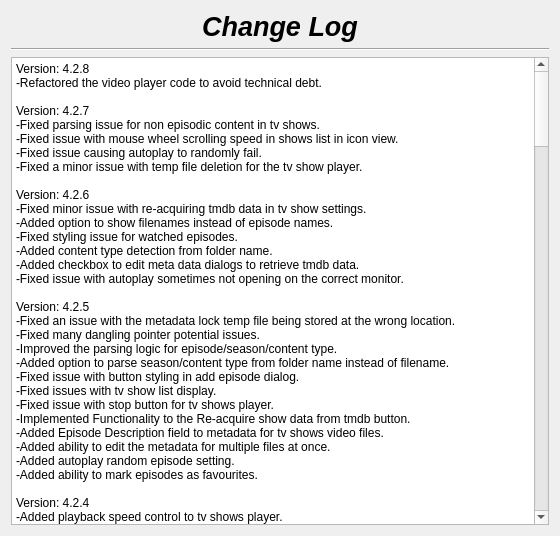
therealMaPMaKeR/MMDiary, file changelog.ui: the form before one commit.
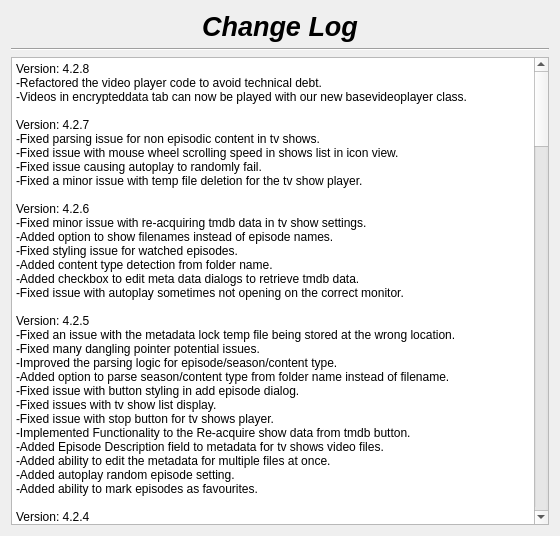
The form after the commit.

```diff
--- a/changelog.ui
+++ b/changelog.ui
@@ -55,7 +55,7 @@
 li.unchecked::marker { content: &quot;\2610&quot;; }
 li.checked::marker { content: &quot;\2612&quot;; }
 &lt;/style&gt;&lt;/head&gt;&lt;body style=&quot; font-family:'Segoe UI'; font-size:9pt; font-weight:400; font-style:normal;&quot;&gt;
-&lt;p style=&quot; margin-top:0px; margin-bottom:0px; margin-left:0px; margin-right:0px; -qt-block-indent:0; text-indent:0px;&quot;&gt;Version: 4.2.8&lt;br /&gt;-Refactored the video player code to avoid technical debt.&lt;br /&gt;&lt;br /&gt;Version: 4.2.7&lt;br /&gt;-Fixed parsing issue for non episodic content in tv shows.&lt;br /&gt;-Fixed issue with mouse wheel scrolling speed in shows list in icon view.&lt;br /&gt;-Fixed issue causing autoplay to randomly fail.&lt;/p&gt;
+&lt;p style=&quot; margin-top:0px; margin-bottom:0px; margin-left:0px; margin-right:0px; -qt-block-indent:0; text-indent:0px;&quot;&gt;Version: 4.2.8&lt;br /&gt;-Refactored the video player code to avoid technical debt.&lt;br /&gt;-Videos in encrypteddata tab can now be played with our new basevideoplayer class.&lt;br /&gt;&lt;br /&gt;Version: 4.2.7&lt;br /&gt;-Fixed parsing issue for non episodic content in tv shows.&lt;br /&gt;-Fixed issue with mouse wheel scrolling speed in shows list in icon view.&lt;br /&gt;-Fixed issue causing autoplay to randomly fail.&lt;/p&gt;
 &lt;p style=&quot; margin-top:0px; margin-bottom:0px; margin-left:0px; margin-right:0px; -qt-block-indent:0; text-indent:0px;&quot;&gt;-Fixed a minor issue with temp file deletion for the tv show player.&lt;br /&gt;&lt;br /&gt;Version: 4.2.6&lt;br /&gt;-Fixed minor issue with re-acquiring tmdb data in tv show settings.&lt;/p&gt;
 &lt;p style=&quot; margin-top:0px; margin-bottom:0px; margin-left:0px; margin-right:0px; -qt-block-indent:0; text-indent:0px;&quot;&gt;-Added option to show filenames instead of episode names.&lt;br /&gt;-Fixed styling issue for watched episodes.&lt;/p&gt;
 &lt;p style=&quot; margin-top:0px; margin-bottom:0px; margin-left:0px; margin-right:0px; -qt-block-indent:0; text-indent:0px;&quot;&gt;-Added content type detection from folder name.&lt;br /&gt;-Added checkbox to edit meta data dialogs to retrieve tmdb data.&lt;br /&gt;-Fixed issue with autoplay sometimes not opening on the correct monitor.&lt;br /&gt;&lt;br /&gt;Version: 4.2.5&lt;br /&gt;-Fixed an issue with the metadata lock temp file being stored at the wrong location.&lt;br /&gt;-Fixed many dangling pointer potential issues.&lt;/p&gt;
```
